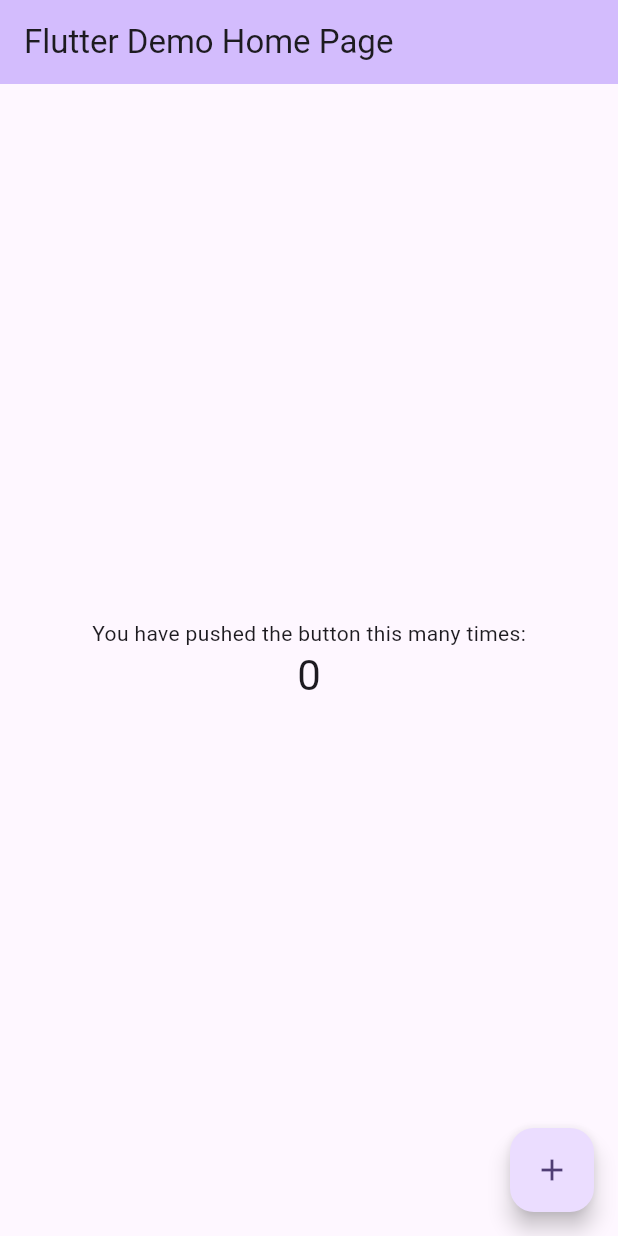
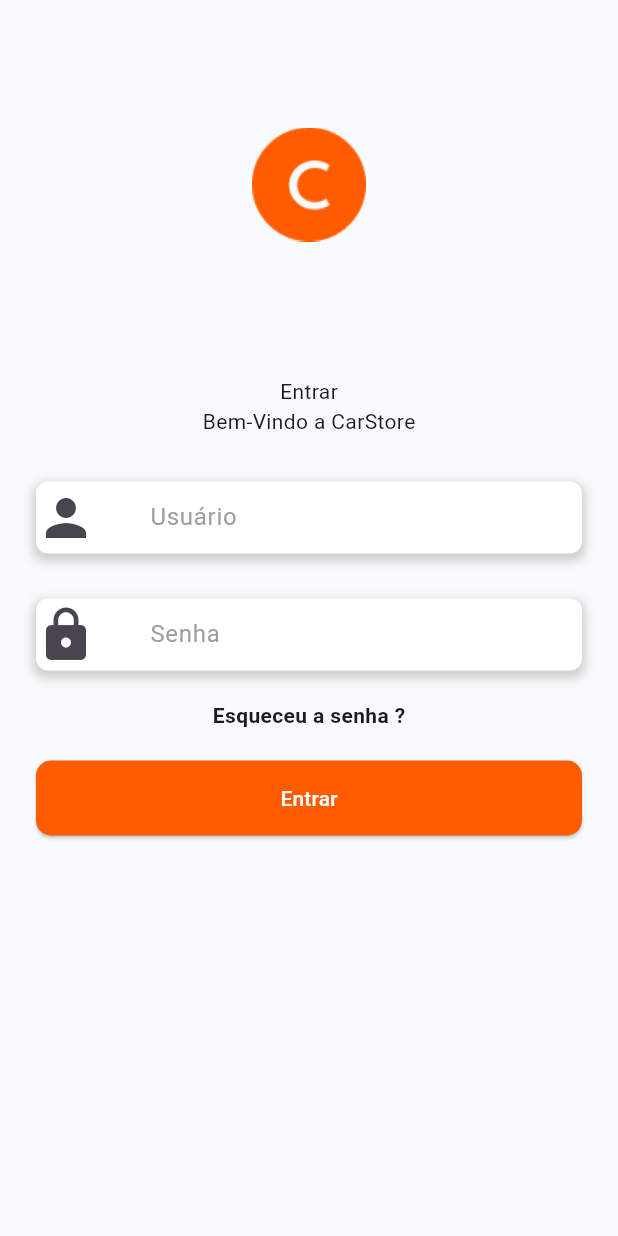
Before and after one commit to Isaac-Lima/car_store, a Flutter app: the screen it shows after launch, on a phone screen of 412 x 824 dp. Run offline on Flutter 3.47's test engine with Material 3 defaults, Android fonts, the phone set to English and light mode, and no system bars.

Commit message:
:sparkles: feat: Adicionado página de login

```diff
--- /dev/null
+++ b/lib/login/presentation/login_page.dart
@@ -0,0 +1,120 @@
+import 'package:flutter/material.dart';
+
+class LoginPage extends StatefulWidget {
+  const LoginPage({super.key});
+
+  @override
+  State<LoginPage> createState() => _LoginPageState();
+}
+
+class _LoginPageState extends State<LoginPage> {
+  @override
+  Widget build(BuildContext context) {
+    return Scaffold(
+      backgroundColor: Color(0xFFF9FAFB),
+      body: SafeArea(
+        child: SingleChildScrollView(
+          child: Column(
+            children: [
+              SizedBox(height: 85),
+              Align(
+                alignment: Alignment.topCenter,
+                child: Image.asset(
+                  "assets/images/letter_logo.png",
+                ),
+              ),
+              SizedBox(height: 90),
+              Padding(
+                padding: EdgeInsets.symmetric(horizontal: 24),
+                child: Column(
+                  children: [
+                    const Text("Entrar"),
+                    const Text("Bem-Vindo a CarStore"),
+                    SizedBox(height: 30),
+                    Container(
+                      decoration: BoxDecoration(
+                          color: Colors.white,
+                          borderRadius: BorderRadius.circular(8),
+                          boxShadow: [
+                            BoxShadow(
+                                color: Colors.grey.withOpacity(0.5),
+                                spreadRadius: 2,
+                                blurRadius: 5,
+                                offset: Offset(0, 3))
+                          ]),
+                      child: TextField(
+                        decoration: InputDecoration(
+                            icon: Icon(
+                              Icons.person,
+                              size: 40,
+                            ),
+                            labelText: "Usuário",
+                            floatingLabelBehavior: FloatingLabelBehavior.never,
+                            labelStyle: TextStyle(color: Colors.grey),
+                            border:
+                                OutlineInputBorder(borderSide: BorderSide.none),
+                            contentPadding: EdgeInsets.symmetric(
+                                horizontal: 16, vertical: 12)),
+                        cursorColor: Colors.black,
+                      ),
+                    ),
+                    SizedBox(
+                      height: 30,
+                    ),
+                    Container(
+                      decoration: BoxDecoration(
+                          color: Colors.white,
+                          borderRadius: BorderRadius.circular(8),
+                          boxShadow: [
+                            BoxShadow(
+                                color: Colors.grey.withOpacity(0.5),
+                                spreadRadius: 2,
+                                blurRadius: 5,
+                                offset: Offset(0, 3))
+                          ]),
+                      child: TextField(
+                        decoration: InputDecoration(
+                            icon: Icon(
+                              Icons.lock,
+                              size: 40,
+                            ),
+                            labelText: "Senha",
+                            floatingLabelBehavior: FloatingLabelBehavior.never,
+                            labelStyle: TextStyle(color: Colors.grey),
+                            border:
+                                OutlineInputBorder(borderSide: BorderSide.none),
+                            contentPadding: EdgeInsets.symmetric(
+                                horizontal: 16, vertical: 12)),
+                        cursorColor: Colors.black,
+                      ),
+                    ),
+                    SizedBox(height: 20),
+                    Text(
+                      "Esqueceu a senha ?",
+                      style: TextStyle(fontWeight: FontWeight.w600),
+                    ),
+                    SizedBox(height: 20),
+                    ElevatedButton(
+                      style: ElevatedButton.styleFrom(
+                          backgroundColor: Color(0xFFFF5C00),
+                          foregroundColor: Colors.white,
+                          shape: RoundedRectangleBorder(
+                              borderRadius: BorderRadius.circular(10))),
+                      onPressed: () {},
+                      child: SizedBox(
+                          width: double.infinity,
+                          height: 50,
+                          child: Center(
+                            child: Text("Entrar"),
+                          )),
+                    )
+                  ],
+                ),
+              )
+            ],
+          ),
+        ),
+      ),
+    );
+  }
+}
--- a/lib/main.dart
+++ b/lib/main.dart
@@ -1,4 +1,5 @@
 import 'package:flutter/material.dart';
+import 'login/presentation/login_page.dart';
 
 void main() {
   runApp(const MyApp());
@@ -7,119 +8,11 @@ void main() {
 class MyApp extends StatelessWidget {
   const MyApp({super.key});
 
-  // This widget is the root of your application.
   @override
   Widget build(BuildContext context) {
     return MaterialApp(
-      title: 'Flutter Demo',
-      theme: ThemeData(
-        // This is the theme of your application.
-        //
-        // TRY THIS: Try running your application with "flutter run". You'll see
-        // the application has a purple toolbar. Then, without quitting the app,
-        // try changing the seedColor in the colorScheme below to Colors.green
-        // and then invoke "hot reload" (save your changes or press the "hot
-        // reload" button in a Flutter-supported IDE, or press "r" if you used
-        // the command line to start the app).
-        //
-        // Notice that the counter didn't reset back to zero; the application
-        // state is not lost during the reload. To reset the state, use hot
-        // restart instead.
-        //
-        // This works for code too, not just values: Most code changes can be
-        // tested with just a hot reload.
-        colorScheme: ColorScheme.fromSeed(seedColor: Colors.deepPurple),
-        useMaterial3: true,
-      ),
-      home: const MyHomePage(title: 'Flutter Demo Home Page'),
+      debugShowCheckedModeBanner: false,
+      home: const LoginPage(),
     );
   }
 }
-
-class MyHomePage extends StatefulWidget {
-  const MyHomePage({super.key, required this.title});
-
-  // This widget is the home page of your application. It is stateful, meaning
-  // that it has a State object (defined below) that contains fields that affect
-  // how it looks.
-
-  // This class is the configuration for the state. It holds the values (in this
-  // case the title) provided by the parent (in this case the App widget) and
-  // used by the build method of the State. Fields in a Widget subclass are
-  // always marked "final".
-
-  final String title;
-
-  @override
-  State<MyHomePage> createState() => _MyHomePageState();
-}
-
-class _MyHomePageState extends State<MyHomePage> {
-  int _counter = 0;
-
-  void _incrementCounter() {
-    setState(() {
-      // This call to setState tells the Flutter framework that something has
-      // changed in this State, which causes it to rerun the build method below
-      // so that the display can reflect the updated values. If we changed
-      // _counter without calling setState(), then the build method would not be
-      // called again, and so nothing would appear to happen.
-      _counter++;
-    });
-  }
-
-  @override
-  Widget build(BuildContext context) {
-    // This method is rerun every time setState is called, for instance as done
-    // by the _incrementCounter method above.
-    //
-    // The Flutter framework has been optimized to make rerunning build methods
-    // fast, so that you can just rebuild anything that needs updating rather
-    // than having to individually change instances of widgets.
-    return Scaffold(
-      appBar: AppBar(
-        // TRY THIS: Try changing the color here to a specific color (to
-        // Colors.amber, perhaps?) and trigger a hot reload to see the AppBar
-        // change color while the other colors stay the same.
-        backgroundColor: Theme.of(context).colorScheme.inversePrimary,
-        // Here we take the value from the MyHomePage object that was created by
-        // the App.build method, and use it to set our appbar title.
-        title: Text(widget.title),
-      ),
-      body: Center(
-        // Center is a layout widget. It takes a single child and positions it
-        // in the middle of the parent.
-        child: Column(
-          // Column is also a layout widget. It takes a list of children and
-          // arranges them vertically. By default, it sizes itself to fit its
-          // children horizontally, and tries to be as tall as its parent.
-          //
-          // Column has various properties to control how it sizes itself and
-          // how it positions its children. Here we use mainAxisAlignment to
-          // center the children vertically; the main axis here is the vertical
-          // axis because Columns are vertical (the cross axis would be
-          // horizontal).
-          //
-          // TRY THIS: Invoke "debug painting" (choose the "Toggle Debug Paint"
-          // action in the IDE, or press "p" in the console), to see the
-          // wireframe for each widget.
-          mainAxisAlignment: MainAxisAlignment.center,
-          children: <Widget>[
-            const Text(
-              'You have pushed the button this many times:',
-            ),
-            Text(
-              '$_counter',
-              style: Theme.of(context).textTheme.headlineMedium,
-            ),
-          ],
-        ),
-      ),
-      floatingActionButton: FloatingActionButton(
-        onPressed: _incrementCounter,
-        tooltip: 'Increment',
-        child: const Icon(Icons.add),
-      ), // This trailing comma makes auto-formatting nicer for build methods.
-    );
-  }
-}
--- a/pubspec.yaml
+++ b/pubspec.yaml
@@ -58,8 +58,8 @@ flutter:
   uses-material-design: true
 
   # To add assets to your application, add an assets section, like this:
-  # assets:
-  #   - images/a_dot_burr.jpeg
+  assets:
+    - assets/images/letter_logo.png
   #   - images/a_dot_ham.jpeg
 
   # An image asset can refer to one or more resolution-specific "variants", see
```
Also changed, not shown: assets/images/letter_logo.png (added).
